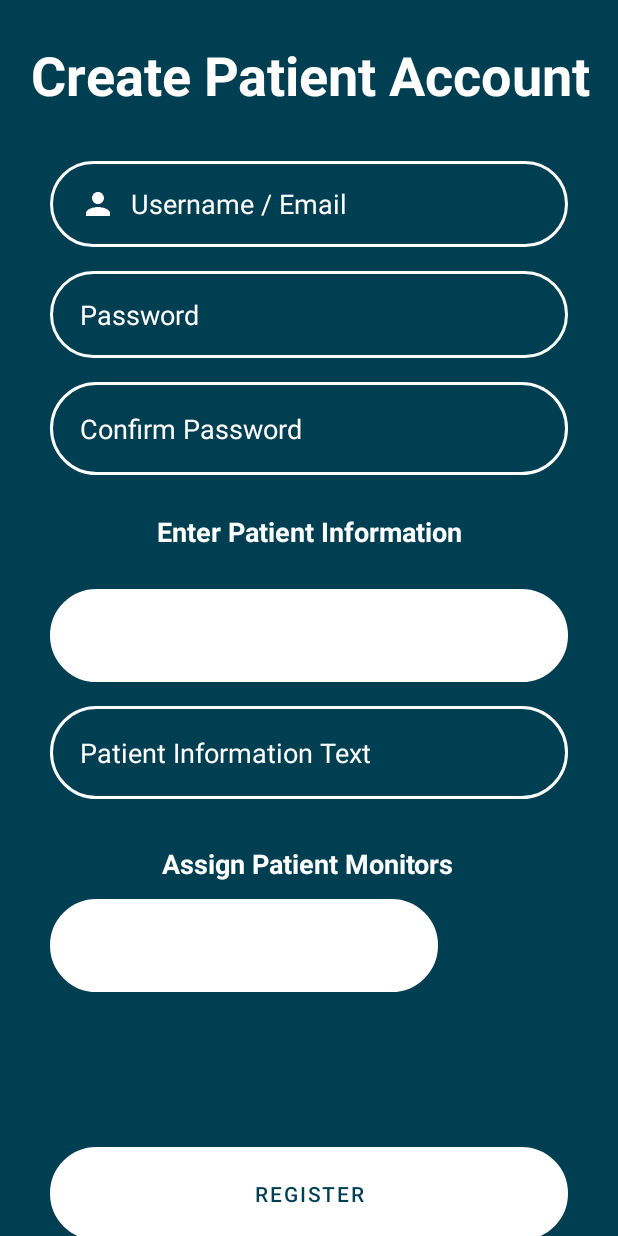
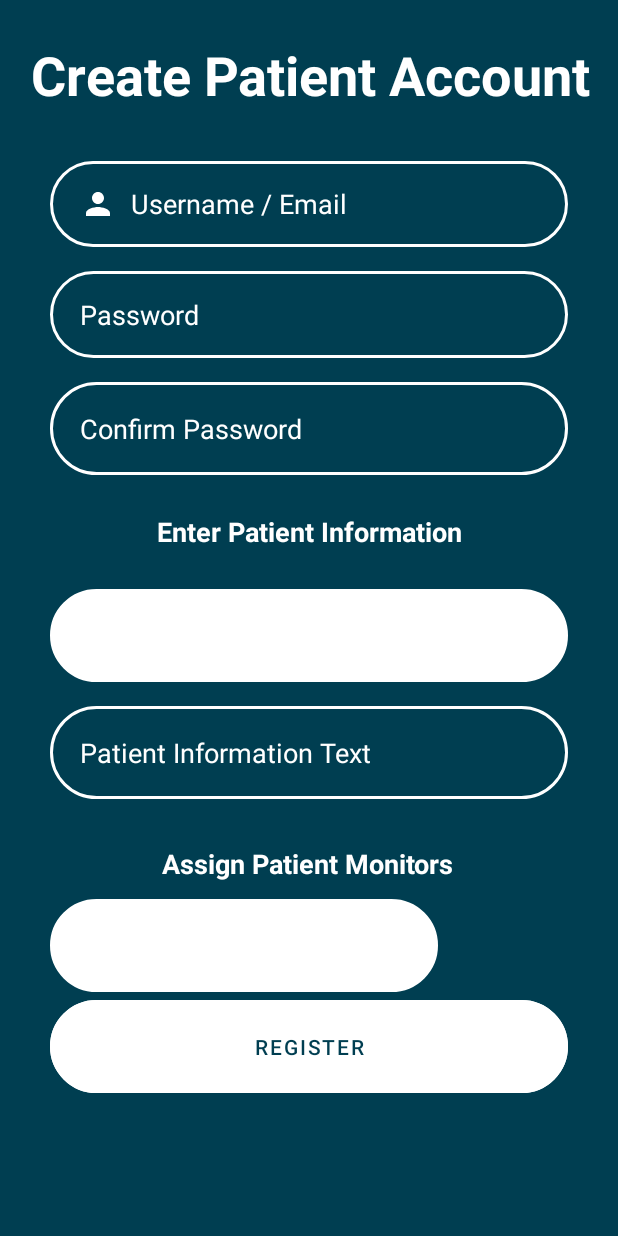
Before and after one commit to Cooper-hub/HealthMonitor, an Android app: the layout activity_health_care_register_patient.xml on its own in the app's theme, with its tools: preview values and no code run, on a phone screen of 412 x 824 dp. Run offline under Robolectric (Android 15) with nearby library versions, the phone set to English and light mode, and no system bars.

Commit message:
updated the code so that it goes to the proper activity and runs properly

```diff
--- a/app/src/main/java/com/example/healthmonitor/activities/HealthCareHomePage.java
+++ b/app/src/main/java/com/example/healthmonitor/activities/HealthCareHomePage.java
@@ -11,7 +11,7 @@ public class HealthCareHomePage extends AppCompatActivity {
     @Override
     protected void onCreate(Bundle savedInstanceState) {
         super.onCreate(savedInstanceState);
-        setContentView(R.layout.activity_patient_home_page);
+        setContentView(R.layout.activity_health_care_home_page);
         Button reg_patient_btn = findViewById(R.id.reg_patient_btn);
         Button view_patients_btn = findViewById(R.id.view_patients_btn);
 
--- a/app/src/main/java/com/example/healthmonitor/activities/HealthCareRegisterPatient.java
+++ b/app/src/main/java/com/example/healthmonitor/activities/HealthCareRegisterPatient.java
@@ -28,7 +28,7 @@ public class HealthCareRegisterPatient extends AppCompatActivity {
     @Override
     protected void onCreate(Bundle savedInstanceState) {
         super.onCreate(savedInstanceState);
-        setContentView(R.layout.activity_register);
+        setContentView(R.layout.activity_health_care_register_patient);
 
         auth = FirebaseAuth.getInstance();
 
--- a/app/src/main/res/layout/activity_health_care_register_patient.xml
+++ b/app/src/main/res/layout/activity_health_care_register_patient.xml
@@ -93,8 +93,8 @@
         android:id="@+id/Registerbtn"
         android:layout_width="match_parent"
         android:layout_height="62dp"
-        android:layout_marginTop="310dp"
         android:layout_marginStart="33dp"
+        android:layout_marginTop="212dp"
         android:layout_marginEnd="33dp"
         android:background="@drawable/input_bg"
         android:backgroundTint="@color/TRUTeal"
@@ -104,7 +104,6 @@
         android:textSize="14sp"
         app:backgroundTint="#FFFFFF"
         app:layout_constraintEnd_toEndOf="@+id/patient_spinner"
-        app:layout_constraintHorizontal_bias="0.538"
         app:layout_constraintStart_toStartOf="@+id/patient_spinner"
         app:layout_constraintTop_toBottomOf="@+id/patient_spinner" />
 
@@ -193,6 +192,22 @@
         android:background="@drawable/input_bg"
         android:backgroundTint="@color/white"/>
 
+    <Button
+        android:layout_width="match_parent"
+        android:layout_height="62dp"
+        android:layout_marginStart="33dp"
+        android:layout_marginTop="212dp"
+        android:layout_marginEnd="33dp"
+        android:background="@drawable/input_bg"
+        android:backgroundTint="@color/TRUTeal"
+        android:shadowColor="@color/white"
+        android:text="Register"
+        android:textColor="@color/TRUBlue"
+        android:textSize="14sp"
+        app:backgroundTint="#FFFFFF"
+        app:layout_constraintEnd_toEndOf="@+id/patient_spinner"
+        app:layout_constraintStart_toStartOf="@+id/patient_spinner"
+        app:layout_constraintTop_toBottomOf="@+id/patient_spinner" />
 
 
 </androidx.constraintlayout.widget.ConstraintLayout>
--- a/app/src/main/res/layout/activity_patient_home_page.xml
+++ b/app/src/main/res/layout/activity_patient_home_page.xml
@@ -36,7 +36,7 @@
         android:layout_margin="16dp"
         android:background="@drawable/input_bg"
         android:shadowColor="@color/white"
-        android:textColor="@color/TRUBlue"
+        android:textColor="@color/white"
         android:backgroundTint="@color/TRUTeal"
         android:text="@string/view_live_data"
         android:textSize="24sp"
```
Also changed, not shown: app/src/main/AndroidManifest.xml (+5 -5 lines).
